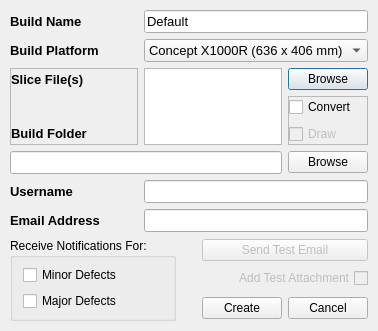
The window that gui/dialogNewBuild.ui (Spinarakk/defectmonitor) describes before a commit, drawn with Qt 5.
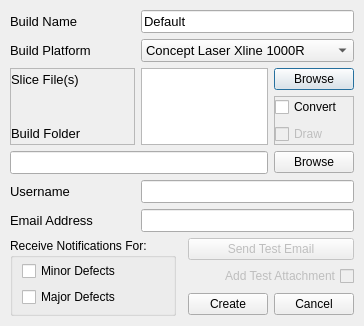
The same window after the commit.

What changed in the file:
```diff
--- a/gui/dialogNewBuild.ui
+++ b/gui/dialogNewBuild.ui
@@ -9,7 +9,7 @@
    <rect>
     <x>0</x>
     <y>0</y>
-    <width>367</width>
+    <width>345</width>
     <height>324</height>
    </rect>
   </property>
@@ -41,19 +41,25 @@
      </property>
      <layout class="QVBoxLayout" name="verticalLayout">
       <property name="leftMargin">
-       <number>10</number>
+       <number>9</number>
       </property>
       <property name="topMargin">
-       <number>7</number>
+       <number>3</number>
       </property>
       <property name="rightMargin">
-       <number>10</number>
+       <number>9</number>
       </property>
       <property name="bottomMargin">
-       <number>7</number>
+       <number>6</number>
       </property>
       <item>
        <widget class="QCheckBox" name="checkMinor">
+        <property name="font">
+         <font>
+          <weight>50</weight>
+          <bold>false</bold>
+         </font>
+        </property>
         <property name="focusPolicy">
          <enum>Qt::ClickFocus</enum>
         </property>
@@ -64,6 +70,12 @@
       </item>
       <item>
        <widget class="QCheckBox" name="checkMajor">
+        <property name="font">
+         <font>
+          <weight>50</weight>
+          <bold>false</bold>
+         </font>
+        </property>
         <property name="focusPolicy">
          <enum>Qt::ClickFocus</enum>
         </property>
@@ -176,8 +188,6 @@
         <property name="font">
          <font>
           <pointsize>10</pointsize>
-          <weight>75</weight>
-          <bold>true</bold>
          </font>
         </property>
         <property name="text">
@@ -203,8 +213,6 @@
         <property name="font">
          <font>
           <pointsize>10</pointsize>
-          <weight>75</weight>
-          <bold>true</bold>
          </font>
         </property>
         <property name="text">
@@ -224,17 +232,7 @@
      </property>
      <item>
       <property name="text">
-       <string>Concept X1000R (636 x 406 mm)</string>
-      </property>
-     </item>
-     <item>
-      <property name="text">
-       <string>Concept X2000R (800 x 400 mm)</string>
-      </property>
-     </item>
-     <item>
-      <property name="text">
-       <string>EOS M280/M290 (250 x 250 mm)</string>
+       <string>Concept Laser Xline 1000R</string>
       </property>
      </item>
     </widget>
@@ -283,8 +281,6 @@
      <property name="font">
       <font>
        <pointsize>10</pointsize>
-       <weight>75</weight>
-       <bold>true</bold>
       </font>
      </property>
      <property name="text">
@@ -400,8 +396,6 @@
      <property name="font">
       <font>
        <pointsize>10</pointsize>
-       <weight>75</weight>
-       <bold>true</bold>
       </font>
      </property>
      <property name="text">
@@ -429,8 +423,6 @@
      <property name="font">
       <font>
        <pointsize>10</pointsize>
-       <weight>75</weight>
-       <bold>true</bold>
       </font>
      </property>
      <property name="text">
@@ -446,8 +438,6 @@
      <property name="font">
       <font>
        <pointsize>10</pointsize>
-       <weight>75</weight>
-       <bold>true</bold>
       </font>
      </property>
      <property name="text">
```
